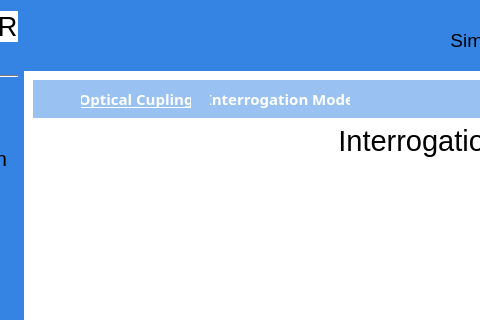
Qt form form.ui (AdeilsonLeal1/Simulador-SPR-LMR) before a commit; both pictures show x 113 to 593 and y 0 to 320 of the 1020 by 780 pixel window.
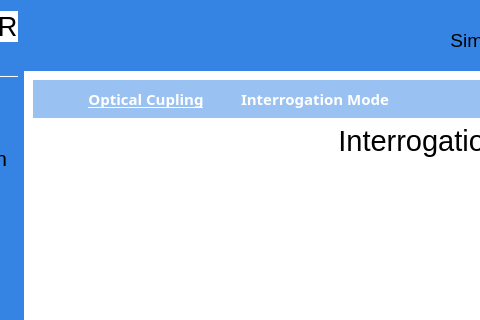
The same form after that commit. The open tabs and pages were chosen to show the change. Icons and pictures are not drawn.

Commit message: Atualização no frame do path/hierarquia

```diff
--- a/form.ui
+++ b/form.ui
@@ -1138,13 +1138,13 @@
                   </property>
                   <property name="minimumSize">
                    <size>
-                    <width>110</width>
+                    <width>130</width>
                     <height>20</height>
                    </size>
                   </property>
                   <property name="maximumSize">
                    <size>
-                    <width>110</width>
+                    <width>130</width>
                     <height>20</height>
                    </size>
                   </property>
@@ -1152,6 +1152,7 @@
                    <font>
                     <family>Segoe UI Semibold</family>
                     <pointsize>11</pointsize>
+                    <weight>75</weight>
                     <bold>true</bold>
                     <underline>true</underline>
                    </font>
@@ -1208,13 +1209,13 @@
                   </property>
                   <property name="minimumSize">
                    <size>
-                    <width>140</width>
+                    <width>170</width>
                     <height>20</height>
                    </size>
                   </property>
                   <property name="maximumSize">
                    <size>
-                    <width>140</width>
+                    <width>170</width>
                     <height>20</height>
                    </size>
                   </property>
@@ -1222,6 +1223,7 @@
                    <font>
                     <family>Segoe UI Semibold</family>
                     <pointsize>11</pointsize>
+                    <weight>75</weight>
                     <bold>true</bold>
                     <underline>false</underline>
                    </font>
```
Left out of the diff: 9 changed lines with no effect on the pictures.
